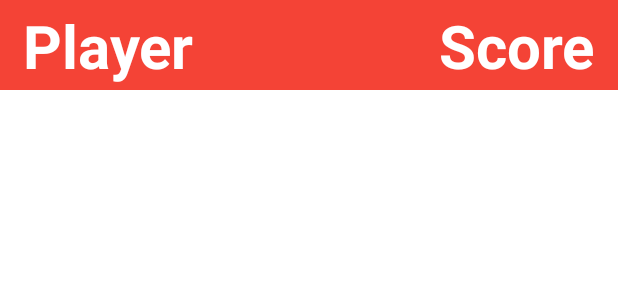
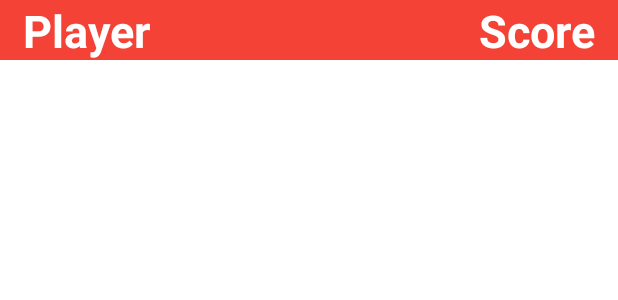
Before and after one commit to KSU-Mobile-Dev-Club/ClickerMonkey3_Android, an Android app: the layout playeritem.xml on its own in the app's theme, with its tools: preview values and no code run, on a phone screen of 412 x 824 dp. Shown: the top 300 px of the screen. Run offline under Robolectric (Android 15) with nearby library versions, the phone set to English and light mode, and no system bars.

Commit message:
Changing the sounds and number of scores on scoreboard

```diff
--- a/app/src/main/java/club/dev/mobile/ksu/clickermonkey3_android/ClickerActivity.java
+++ b/app/src/main/java/club/dev/mobile/ksu/clickermonkey3_android/ClickerActivity.java
@@ -42,7 +42,7 @@ public class ClickerActivity extends AppCompatActivity {
         dancingMonkeyAnimation = AnimationUtils.loadAnimation(this, R.anim.dancing_monkey);
         mTimerView = findViewById(R.id.timer);
         beatRoundEffect = MediaPlayer.create(this, R.raw.clickgoal);
-        lostEffect = MediaPlayer.create(this, R.raw.loss);
+        lostEffect = MediaPlayer.create(this, R.raw.goodjob);
 
         startRound();
     }
--- a/app/src/main/java/club/dev/mobile/ksu/clickermonkey3_android/ScoreboardActivity.java
+++ b/app/src/main/java/club/dev/mobile/ksu/clickermonkey3_android/ScoreboardActivity.java
@@ -108,7 +108,7 @@ public class ScoreboardActivity extends AppCompatActivity {
 
     private void checkIfHighScore() {
         //if there are less than players on the scoreboard, add this player
-        if (dataList.size() < 5) {
+        if (dataList.size() < 10) {
             AddCurrentPlayer();
         }
 
--- a/app/src/main/res/layout/activity_scoreboard.xml
+++ b/app/src/main/res/layout/activity_scoreboard.xml
@@ -36,7 +36,6 @@
         app:layout_constraintTop_toBottomOf="@id/scoreBoardTextView"
         app:layout_constraintRight_toRightOf="parent"
         app:layout_constraintLeft_toLeftOf="parent"
-        app:layout_constraintBottom_toTopOf="@id/backButton"
         android:divider="@color/colorAccent"
         android:dividerHeight="5dp"/>
 
--- a/app/src/main/res/layout/playeritem.xml
+++ b/app/src/main/res/layout/playeritem.xml
@@ -2,7 +2,7 @@
 <android.support.constraint.ConstraintLayout xmlns:android="http://schemas.android.com/apk/res/android"
     xmlns:tools="http://schemas.android.com/tools"
     android:layout_width="match_parent"
-    android:layout_height="60dp"
+    android:layout_height="40dp"
     android:background="@color/colorPrimary"
     xmlns:app="http://schemas.android.com/apk/res-auto">
 
@@ -15,7 +15,7 @@
         app:layout_constraintTop_toTopOf="parent"
         app:layout_constraintBottom_toBottomOf="parent"
         android:layout_marginLeft="15dp"
-        android:textSize="40dp"
+        android:textSize="30dp"
         android:textColor="@color/colorText"
         android:textStyle="bold"/>
 
@@ -28,7 +28,7 @@
         app:layout_constraintTop_toTopOf="parent"
         app:layout_constraintBottom_toBottomOf="parent"
         android:layout_marginRight="15dp"
-        android:textSize="40dp"
+        android:textSize="30dp"
         android:textColor="@color/colorText"
         android:textStyle="bold"/>
 
```
